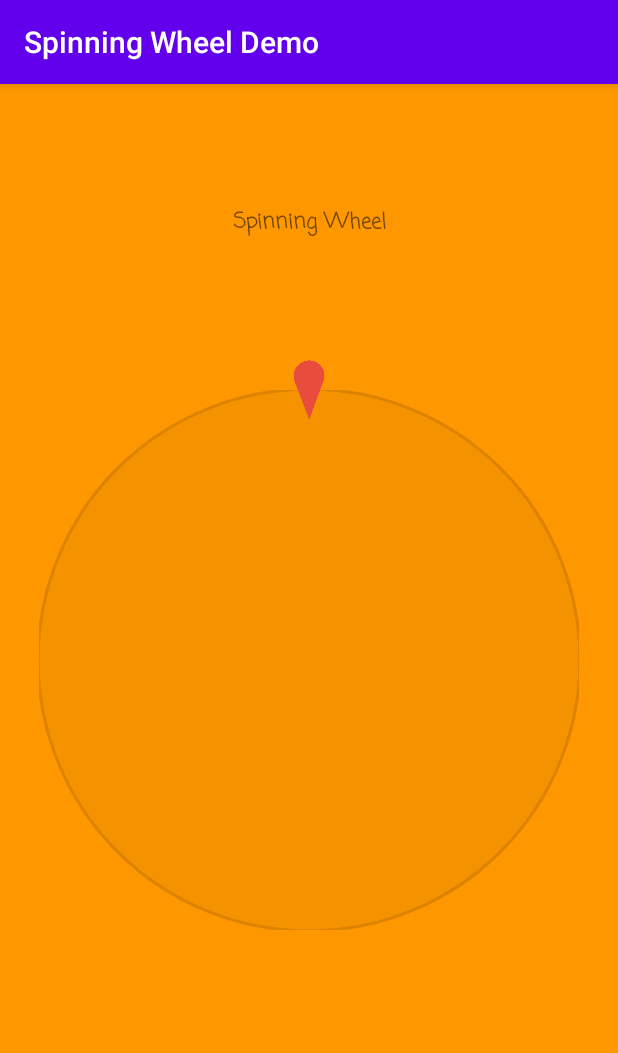
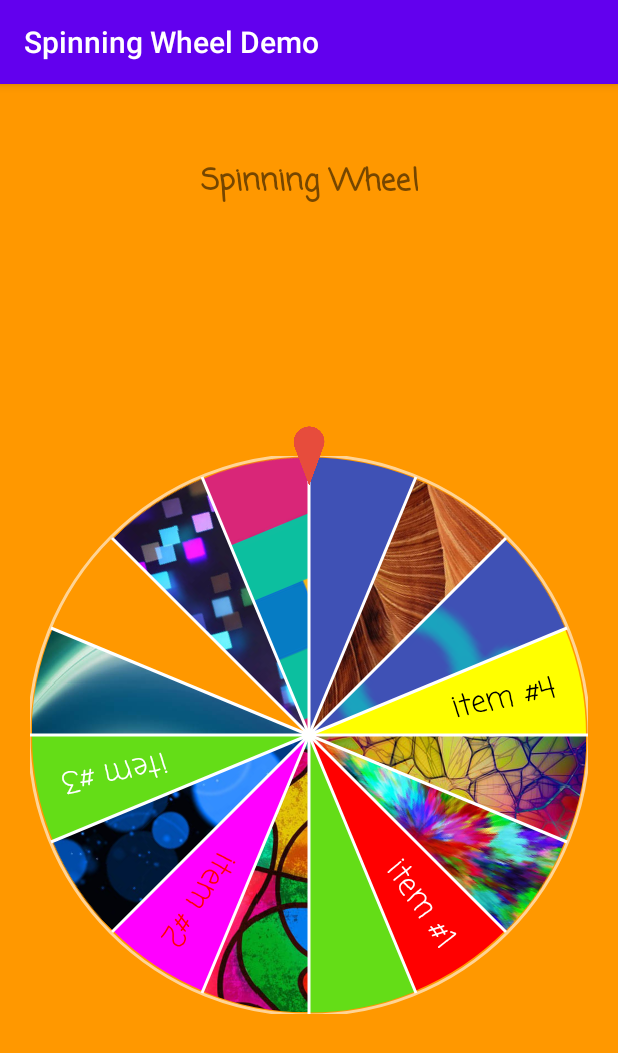
Before and after one commit to abdalmoniem/Android-Spinning-Wheel-View, an Android app: the screen it shows after launch (MainActivity), on a phone screen of 412 x 824 dp. Shown: the top 1053 px of the screen. Run offline under Robolectric (Android 15) with nearby library versions, the phone set to English and light mode, and no system bars.

Commit message:
fix spinning wheel images alignment

```diff
--- a/app/src/main/java/com/hifnawy/spinningWheelDemo/MainActivity.java
+++ b/app/src/main/java/com/hifnawy/spinningWheelDemo/MainActivity.java
@@ -39,40 +39,40 @@ public class MainActivity extends AppCompatActivity {
         homeImage = findViewById(R.id.mainBackgroundImage);
         homeText = findViewById(R.id.mainTextView);
 
-//        Bitmap someBitmap = BitmapFactory.decodeResource(getResources(), R.drawable.abstract_1);
-//
-//        //Init WheelSection list
-//        wheelSections.add(new WheelBitmapSection(someBitmap));
-//        wheelSections.add(new WheelDrawableSection(R.drawable.abstract_2));
-//        wheelSections.add(new WheelTextSection("item #1")
-//                .setSectionBackgroundColor(ContextCompat.getColor(this, R.color.red))
-//                .setSectionForegroundColor(ContextCompat.getColor(this, R.color.white)));
-//        wheelSections.add(new WheelColorSection(R.color.green));
-//        wheelSections.add(new WheelDrawableSection(R.drawable.abstract_3));
-//        wheelSections.add(new WheelTextSection("item #2")
-//                .setSectionBackgroundColor(ContextCompat.getColor(this, R.color.magenta))
-//                .setSectionForegroundColor(ContextCompat.getColor(this, R.color.red)));
-//        wheelSections.add(new WheelDrawableSection(R.drawable.abstract_4));
-//        wheelSections.add(new WheelTextSection("item #3")
-//                .setSectionBackgroundColor(ContextCompat.getColor(this, R.color.green))
-//                .setSectionForegroundColor(ContextCompat.getColor(this, R.color.white)));
-//        wheelSections.add(new WheelDrawableSection(R.drawable.abstract_5));
-//        wheelSections.add(new WheelColorSection(R.color.orange));
-//        wheelSections.add(new WheelDrawableSection(R.drawable.abstract_6));
-//        wheelSections.add(new WheelDrawableSection(R.drawable.abstract_7));
-//        wheelSections.add(new WheelColorSection(R.color.blue));
-//        wheelSections.add(new WheelDrawableSection(R.drawable.abstract_8));
-//        wheelSections.add(new WheelDrawableSection(R.drawable.example_layer_list_drawable));
-//        wheelSections.add(new WheelTextSection("item #4")
-//                .setSectionBackgroundColor(ContextCompat.getColor(this, R.color.yellow))
-//                .setSectionForegroundColor(ContextCompat.getColor(this, R.color.black)));
+        Bitmap someBitmap = BitmapFactory.decodeResource(getResources(), R.drawable.abstract_1);
+
+        //Init WheelSection list
+        wheelSections.add(new WheelBitmapSection(someBitmap));
+        wheelSections.add(new WheelDrawableSection(R.drawable.abstract_2));
+        wheelSections.add(new WheelTextSection("item #1")
+                .setSectionBackgroundColor(ContextCompat.getColor(this, R.color.red))
+                .setSectionForegroundColor(ContextCompat.getColor(this, R.color.white)));
+        wheelSections.add(new WheelColorSection(R.color.green));
+        wheelSections.add(new WheelDrawableSection(R.drawable.abstract_3));
+        wheelSections.add(new WheelTextSection("item #2")
+                .setSectionBackgroundColor(ContextCompat.getColor(this, R.color.magenta))
+                .setSectionForegroundColor(ContextCompat.getColor(this, R.color.red)));
+        wheelSections.add(new WheelDrawableSection(R.drawable.abstract_4));
+        wheelSections.add(new WheelTextSection("item #3")
+                .setSectionBackgroundColor(ContextCompat.getColor(this, R.color.green))
+                .setSectionForegroundColor(ContextCompat.getColor(this, R.color.white)));
+        wheelSections.add(new WheelDrawableSection(R.drawable.abstract_5));
+        wheelSections.add(new WheelColorSection(R.color.orange));
+        wheelSections.add(new WheelDrawableSection(R.drawable.abstract_6));
+        wheelSections.add(new WheelDrawableSection(R.drawable.abstract_7));
+        wheelSections.add(new WheelColorSection(R.color.blue));
+        wheelSections.add(new WheelDrawableSection(R.drawable.abstract_8));
+        wheelSections.add(new WheelDrawableSection(R.drawable.example_layer_list_drawable));
+        wheelSections.add(new WheelTextSection("item #4")
+                .setSectionBackgroundColor(ContextCompat.getColor(this, R.color.yellow))
+                .setSectionForegroundColor(ContextCompat.getColor(this, R.color.black)));
 
         //Init wheelView and set parameters
         wheelView = findViewById(R.id.spinningWheelView);
         wheelView.reInit();
 
-//        wheelView.setWheelSections(wheelSections);
-        wheelView.setWheelSections(new ArrayList<WheelSection>());
+        wheelView.setWheelSections(wheelSections);
+//        wheelView.setWheelSections(new ArrayList<WheelSection>());
         wheelView.setMarkerPosition(MarkerPosition.TOP);
 
         wheelView.setWheelBorderLineColor(R.color.border);
@@ -125,7 +125,7 @@ public class MainActivity extends AppCompatActivity {
                     @Override
                     public void onAnimationEnd(Animation animation) {
 
-                        if (wheelSections.size() > 0) {
+                        if ((wheelSections.size() > 0) && selectedIndex >= 0) {
                             WheelSection section = wheelSections.get(selectedIndex);
                             switch (section.getType()) {
                                 case TEXT:
--- a/app/src/main/res/layout/activity_main.xml
+++ b/app/src/main/res/layout/activity_main.xml
@@ -4,6 +4,7 @@
     xmlns:tools="http://schemas.android.com/tools"
     android:layout_width="match_parent"
     android:layout_height="match_parent"
+    android:orientation="vertical"
     tools:context=".MainActivity">
 
     <FrameLayout
@@ -20,22 +21,24 @@
 
     <TextView
         android:id="@+id/mainTextView"
+        android:layout_gravity="center_horizontal"
         android:layout_width="wrap_content"
         android:layout_height="wrap_content"
         android:fontFamily="casual"
         android:text="Spinning Wheel"
+        android:textSize="20dp"
         android:textStyle="bold"
+        android:layout_marginTop="30dp"
         app:layout_constraintBottom_toTopOf="@+id/spinningWheelView"
         app:layout_constraintEnd_toEndOf="parent"
         app:layout_constraintStart_toStartOf="parent"
         app:layout_constraintTop_toTopOf="parent" />
 
-
-
     <com.hifnawy.spinningwheellib.SpinningWheelView
         android:id="@+id/spinningWheelView"
-        android:layout_width="400dp"
-        android:layout_height="400dp"
+        android:layout_width="match_parent"
+        android:layout_height="match_parent"
+        android:layout_marginTop="100dp"
         app:layout_constraintBottom_toBottomOf="parent"
         app:layout_constraintEnd_toEndOf="parent"
         app:layout_constraintStart_toStartOf="parent"
--- /dev/null
+++ b/spinningWheelLib/src/main/res/drawable/circle.xml
@@ -0,0 +1,15 @@
+<?xml version="1.0" encoding="utf-8"?>
+<shape
+    xmlns:android="http://schemas.android.com/apk/res/android"
+    android:shape="oval">
+
+    <solid
+        android:color="#ddbbbbbb"/>
+    <stroke
+        android:width="4dp"
+        android:color="#ff000000"/>
+
+    <size
+        android:width="120dp"
+        android:height="120dp"/>
+</shape>
--- a/spinningWheelLib/src/main/res/layout/prize_wheel_view.xml
+++ b/spinningWheelLib/src/main/res/layout/prize_wheel_view.xml
@@ -1,30 +1,36 @@
 <?xml version="1.0" encoding="utf-8"?>
-<merge xmlns:android="http://schemas.android.com/apk/res/android"
-    android:layout_width="wrap_content" android:layout_height="wrap_content"
-    android:orientation="vertical"
-    android:gravity="center_vertical|center_horizontal">
-
-    <ImageView
-        android:id="@+id/prize_wheel_view_wheel"
-        android:layout_width="wrap_content"
-        android:layout_height="wrap_content"
-        android:layout_centerInParent="true"
-        android:src="@drawable/spinning_wheel" />
+<merge
+    xmlns:android="http://schemas.android.com/apk/res/android"
+    android:layout_width="wrap_content"
+    android:layout_height="wrap_content"
+    android:orientation="vertical">
 
     <RelativeLayout
         android:id="@+id/prize_wheel_view_marker_container"
         android:layout_width="wrap_content"
         android:layout_height="wrap_content"
-        android:layout_alignParentTop="true"
+        android:orientation="vertical"
+        android:layout_centerInParent="true"
+        android:gravity="center_horizontal"
+        android:layout_gravity="center"
         android:layout_centerHorizontal="true">
+
+        <ImageView
+            android:id="@+id/prize_wheel_view_wheel"
+            android:layout_width="wrap_content"
+            android:layout_height="wrap_content"
+            android:layout_centerInParent="true"
+            android:src="@drawable/spinning_wheel"
+            android:scaleType="fitXY"
+            android:adjustViewBounds="true" />
 
         <ImageView
             android:id="@+id/prize_wheel_view_marker"
             android:layout_width="40dp"
             android:layout_height="40dp"
             android:layout_centerHorizontal="true"
-            android:layout_alignParentTop="true"
-            android:src="@drawable/default_wheel_marker"/>
+            android:src="@drawable/default_wheel_marker"
+            android:scaleType="fitXY"/>
     </RelativeLayout>
 
 </merge>
```
